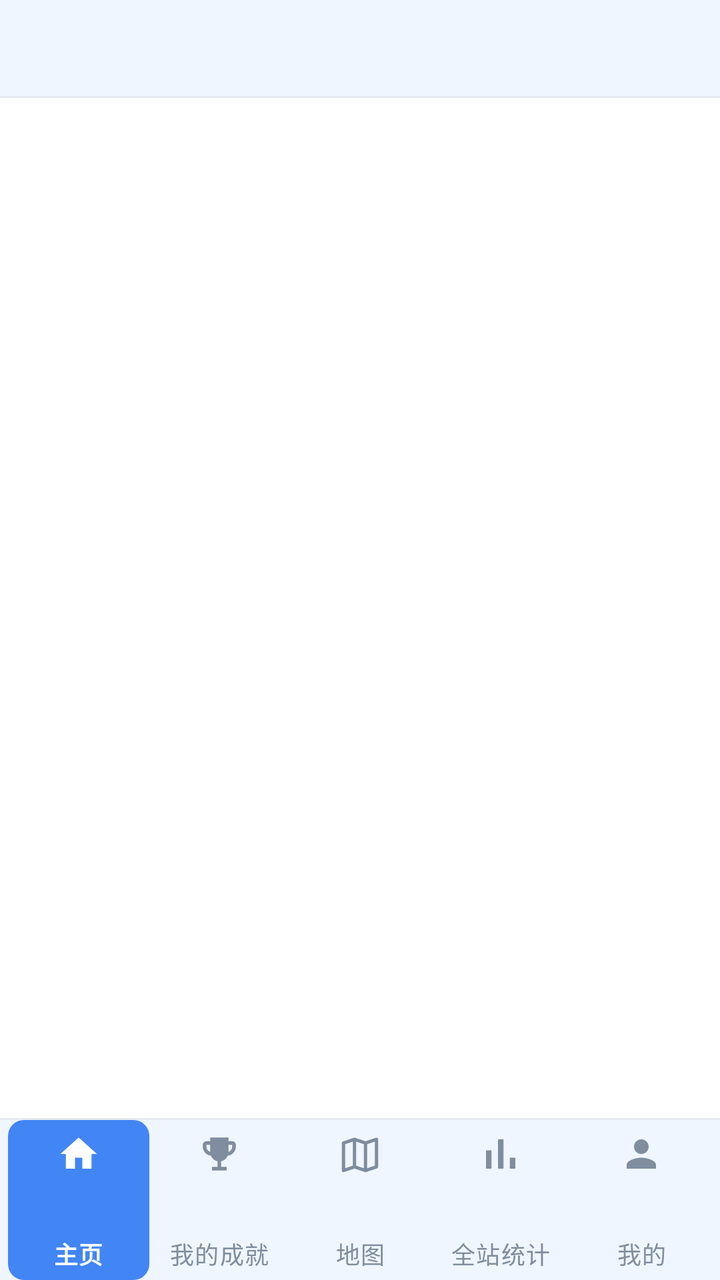
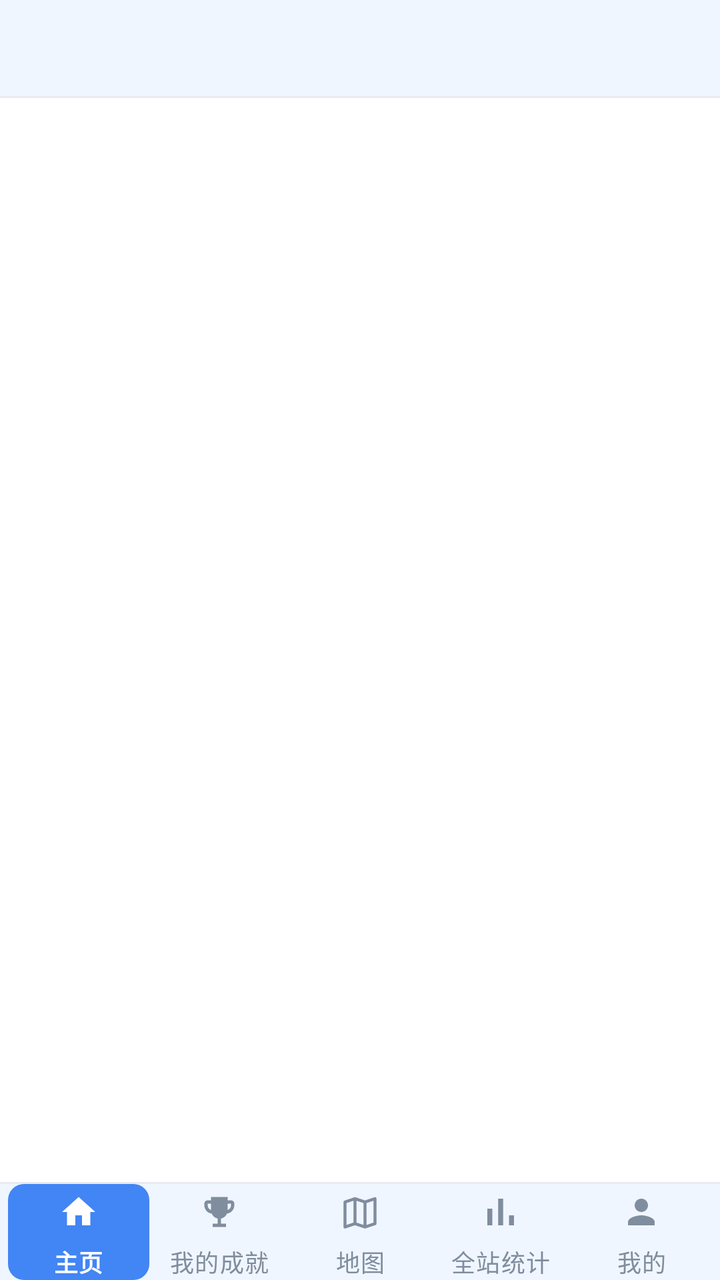

Screens rendered from an Android XML layout before and after an edit, with the pre-edit source and the edit as a unified diff.
<!-- AndroidManifest.xml: application theme Theme.CityFootprint -->
<!-- res/layout/activity_main.xml -->
<?xml version="1.0" encoding="utf-8"?>
<LinearLayout xmlns:android="http://schemas.android.com/apk/res/android"
    xmlns:app="http://schemas.android.com/apk/res-auto"
    android:layout_width="match_parent"
    android:layout_height="match_parent"
    android:background="@color/bg"
    android:orientation="vertical">

    
    <include
        android:id="@+id/topBar"
        layout="@layout/view_top_bar"
        android:layout_width="match_parent"
        android:layout_height="wrap_content" />

    <FrameLayout
        android:id="@+id/container"
        android:layout_width="match_parent"
        android:layout_height="0dp"
        android:layout_weight="1" />

    
    
    <LinearLayout
        android:id="@+id/bottomBar"
        style="@style/Widget.App.ShellBand">

        <View style="@style/Widget.App.ShellDivider" />

        
        <com.google.android.material.bottomnavigation.BottomNavigationView
            android:id="@+id/bottomNav"
            style="@style/Widget.App.BottomNav"
            android:layout_width="match_parent"
            android:layout_height="wrap_content"
            android:paddingStart="4dp"
            android:paddingEnd="4dp"
            app:itemIconSize="22dp"
            app:itemPaddingTop="6dp"
            app:itemPaddingBottom="8dp"
            app:labelVisibilityMode="labeled"
            app:menu="@menu/bottom_nav" />
    </LinearLayout>
</LinearLayout>
<!-- res/layout/view_top_bar.xml (included above) -->
<?xml version="1.0" encoding="utf-8"?>
<LinearLayout xmlns:android="http://schemas.android.com/apk/res/android"
    style="@style/Widget.App.ShellBand">

    <LinearLayout
        android:layout_width="match_parent"
        android:layout_height="48dp"
        android:gravity="center_vertical"
        android:orientation="horizontal"
        android:paddingStart="16dp"
        android:paddingEnd="16dp">

        <ImageButton
            android:id="@+id/btnBack"
            android:layout_width="36dp"
            android:layout_height="36dp"
            android:layout_marginEnd="10dp"
            android:background="@drawable/bg_action_button"
            android:contentDescription="@string/common_back"
            android:padding="6dp"
            android:src="@drawable/ic_back"
            android:tint="@color/sidebar_fg"
            android:visibility="gone" />

        <TextView
            android:id="@+id/title"
            android:layout_width="0dp"
            android:layout_height="wrap_content"
            android:layout_weight="1"
            android:ellipsize="end"
            android:maxLines="1"
            android:textColor="@color/sidebar_fg"
            android:textSize="16sp"
            android:textStyle="bold" />
    </LinearLayout>

    <View style="@style/Widget.App.ShellDivider" />
</LinearLayout>
<!-- resources referenced by this layout -->
<resources>
  <color name="bg">#FFFFFF</color>
  <color name="sidebar_fg">#0E1115</color>
  <!-- drawable bg_action_button (drawable) -->
  <?xml version="1.0" encoding="utf-8"?>
  <shape xmlns:android="http://schemas.android.com/apk/res/android"
      android:shape="rectangle">
      <corners android:radius="8dp" />
      <solid android:color="@color/card" />
      <stroke
          android:width="1dp"
          android:color="@color/sidebar_border" />
  </shape>
  <!-- drawable ic_back (drawable) -->
  <?xml version="1.0" encoding="utf-8"?>
  <vector xmlns:android="http://schemas.android.com/apk/res/android"
      android:width="24dp"
      android:height="24dp"
      android:viewportWidth="24"
      android:viewportHeight="24">
      <path
          android:fillColor="#FF000000"
          android:pathData="M20,11 L7.83,11 L13.42,5.41 L12,4 L4,12 L12,20 L13.41,18.59 L7.83,13 L20,13 Z" />
  </vector>
  <string name="common_back">返回</string>
  <style name="Widget.App.BottomNav" parent="Widget.Material3.BottomNavigationView">
          <item name="itemIconTint">@color/nav_item_tint</item>
          <item name="itemTextColor">@color/nav_item_text</item>
          <item name="itemBackground">@drawable/nav_item_bg</item>
          
          <item name="itemActiveIndicatorStyle">@style/Widget.App.NavIndicator</item>
          <item name="android:background">@color/sidebar</item>
          <item name="elevation">0dp</item>
      </style>
  <style name="Widget.App.ShellBand" parent="">
          <item name="android:layout_width">match_parent</item>
          <item name="android:layout_height">wrap_content</item>
          <item name="android:background">@color/sidebar</item>
          <item name="android:orientation">vertical</item>
      </style>
  <style name="Widget.App.ShellDivider" parent="">
          <item name="android:layout_width">match_parent</item>
          <item name="android:layout_height">1dp</item>
          <item name="android:background">@color/sidebar_border</item>
      </style>
  <color name="card">#FFFFFF</color>
  <color name="sidebar_border">#E7EAEF</color>
  <!-- drawable nav_item_bg (drawable) -->
  <?xml version="1.0" encoding="utf-8"?>
  <selector xmlns:android="http://schemas.android.com/apk/res/android">
      <item android:state_checked="true">
          <shape android:shape="rectangle">
              <corners android:radius="8dp" />
              <solid android:color="@color/accent" />
          </shape>
      </item>
      <item>
          <shape android:shape="rectangle">
              <solid android:color="@android:color/transparent" />
          </shape>
      </item>
  </selector>
  <style name="Widget.App.NavIndicator" parent="Widget.Material3.BottomNavigationView.ActiveIndicator">
          <item name="android:width">0dp</item>
          <item name="android:height">0dp</item>
      </style>
  <color name="sidebar">#F0F6FF</color>
  <color name="accent">#4285F4</color>
  <color name="on_accent">#FFFFFF</color>
  <color name="accent_light">#DBEAFE</color>
  <color name="accent_soft_fg">#003E8F</color>
  <color name="fg">#0E1115</color>
  <color name="muted_fg">#7F8D9F</color>
  <color name="muted">#EFF1F4</color>
  <color name="destructive">#EF4444</color>
  <color name="window_bg_light">#F0F6FF</color>
  <style name="Widget.App.CardView" parent="Widget.Material3.CardView.Outlined">
          <item name="cardCornerRadius">8dp</item>
          <item name="cardElevation">0dp</item>
          <item name="cardBackgroundColor">@color/card</item>
          <item name="strokeColor">@color/border</item>
          <item name="strokeWidth">1dp</item>
      </style>
  <style name="Widget.App.Button" parent="Widget.Material3.Button">
          <item name="cornerRadius">8dp</item>
      </style>
  <color name="border">#EBEBEB</color>
  <!-- unchanged entries left out for length: 1 -->
</resources>

<!-- the commit's change to res/layout/activity_main.xml (unified diff, before → after) -->
@@ -33,11 +33,12 @@
             style="@style/Widget.App.BottomNav"
             android:layout_width="match_parent"
             android:layout_height="wrap_content"
+            android:minHeight="48dp"
             android:paddingStart="4dp"
             android:paddingEnd="4dp"
-            app:itemIconSize="22dp"
-            app:itemPaddingTop="6dp"
-            app:itemPaddingBottom="8dp"
+            app:itemIconSize="20dp"
+            app:itemPaddingTop="4dp"
+            app:itemPaddingBottom="4dp"
             app:labelVisibilityMode="labeled"
             app:menu="@menu/bottom_nav" />
     </LinearLayout>
